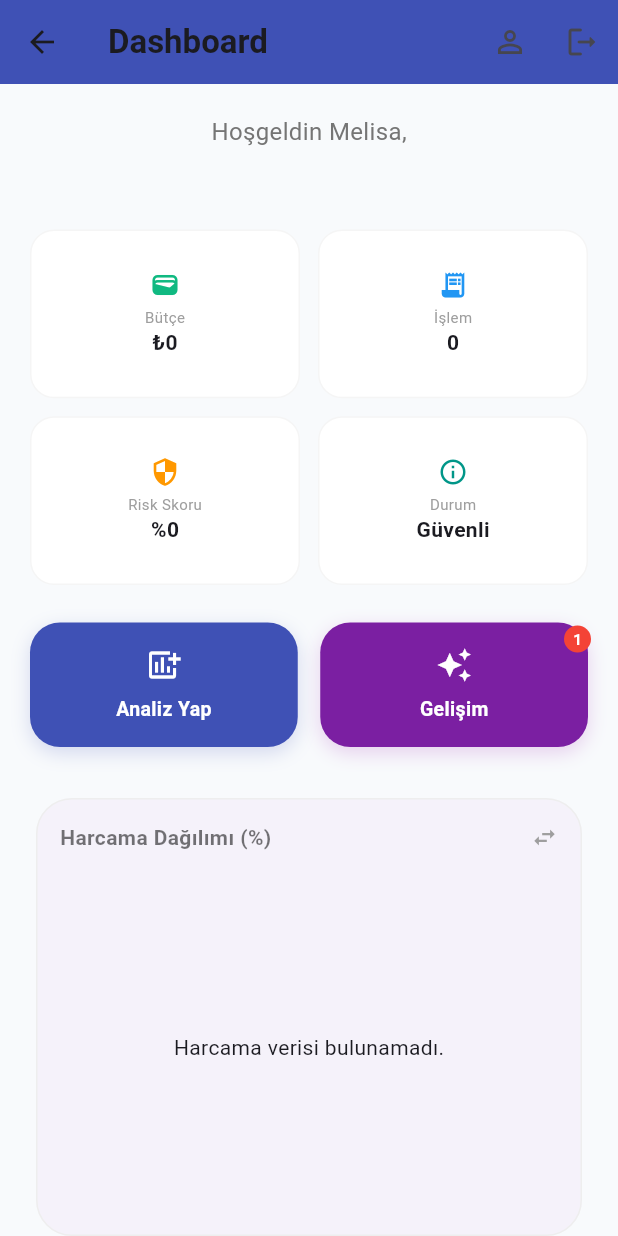
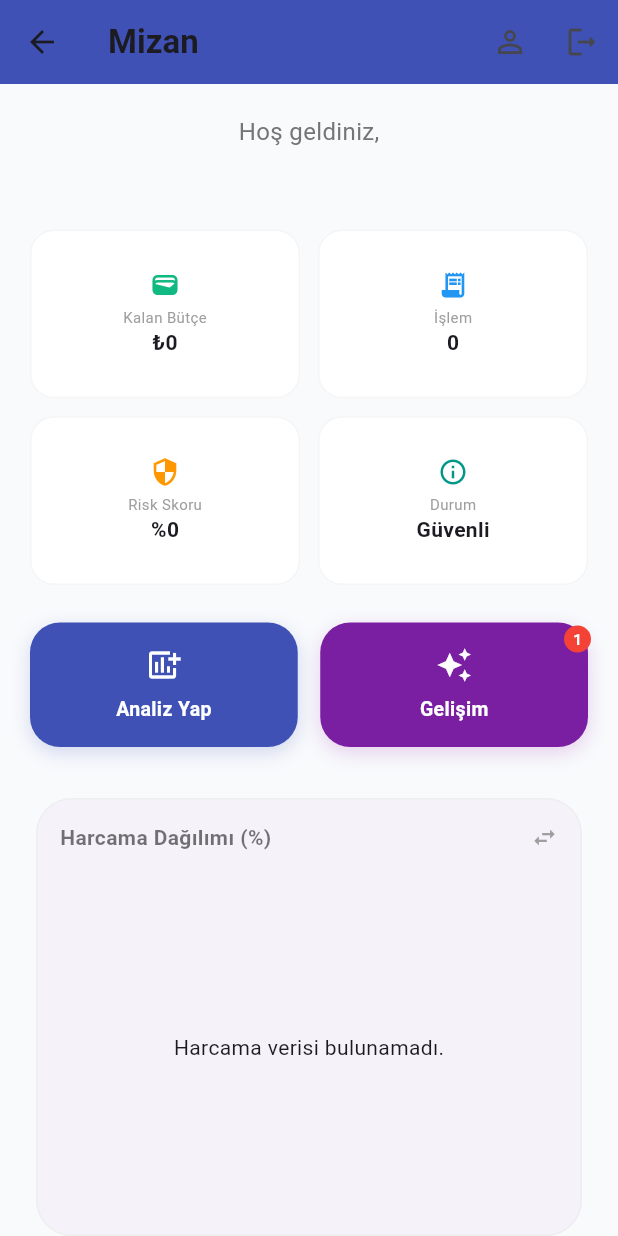
Before and after one commit to MelisaArslantas/Anomali_Projesi, a Flutter app: the DashboardScreen screen opened by its route, on a phone screen of 412 x 824 dp. Run offline on Flutter 3.47's test engine with Material 3 defaults, Android fonts, the phone set to English and light mode, and no system bars; our stand-ins replace cloud_firestore, firebase_auth, firebase_core, firebase_storage, fl_chart, image_picker; accounts and stored records are empty; network calls fail.

Commit message:
Dashboard: 'Maaş Bekleniyor' mantığı eklendi. Kullanıcı gelir girişi yapana kadar profil bütçesini, gelir girince ise reel geliri baz alan dinamik bütçe hesaplaması kurgulandı. - Portföy: Swipe-to-delete (kaydırarak silme) özelliği eklendi. Sayı formatları Türkiye standartlarına (1.234,56) uygun hale getirildi. - API Service: CollectAPI üzerinden çekilen altın ve döviz kurlarındaki sayısal ayrıştırma hataları (nokta/virgül karmaşası) akıllı parse metoduyla giderildi. - Backend: FastAPI stats endpoint'i harcama ve geliri ayrıştıracak şekilde güncellendi. Isolation Forest modelinin yüksek tutarlı gelir girişlerini 'anomali' sanmaması için kategori bazlı filtreleme eklendi."

```diff
--- a/anomali_mobil/lib/screens/dashboard_screen.dart
+++ b/anomali_mobil/lib/screens/dashboard_screen.dart
@@ -101,7 +101,7 @@ class _DashboardScreenState extends State<DashboardScreen> {
     return Scaffold(
       backgroundColor: const Color(0xFFF8FAFC),
       appBar: AppBar(
-        title: const Text("Dashboard", style: TextStyle(fontWeight: FontWeight.bold)),
+        title: const Text("Mizan", style: TextStyle(fontWeight: FontWeight.bold)),
         backgroundColor: Colors.indigo,
         elevation: 0,
         actions: [
@@ -189,12 +189,18 @@ class _DashboardScreenState extends State<DashboardScreen> {
     );
   }
 
+  // 📈 YENİLENEN DİNAMİK BÜTÇE KULLANIM GAUGE GRAFİĞİ (180°)
   Widget _buildBudgetGauge() {
     double activeBudget = _totalMonthlyIncome > 0 ? _totalMonthlyIncome : _profileBudget;
     if (activeBudget <= 0) activeBudget = 1.0;
 
     double expenseRatio = _totalExpense / activeBudget;
     if (expenseRatio > 1.0) expenseRatio = 1.0;
+
+    // Yarım daire (180 derece) görünümünü PieChart üzerinde matematiksel simüle ediyoruz
+    double expenseValue = expenseRatio * 50;
+    double remainingValue = (1.0 - expenseRatio) * 50;
+    double hiddenBottomValue = 50; // Gizli alt taban (%50 oranında alt yarım)
 
     return Stack(
       alignment: Alignment.center,
@@ -205,9 +211,27 @@ class _DashboardScreenState extends State<DashboardScreen> {
             sectionsSpace: 0,
             centerSpaceRadius: 60,
             sections: [
-              PieChartSectionData(value: _totalExpense, color: expenseRatio > 0.8 ? Colors.redAccent : Colors.indigo, radius: 20, showTitle: false),
-              PieChartSectionData(value: (activeBudget - _totalExpense).clamp(0, activeBudget), color: Colors.grey.shade200, radius: 20, showTitle: false),
-              PieChartSectionData(value: activeBudget, color: Colors.transparent, radius: 20, showTitle: false),
+              // 🔴 Harcanan Kısım
+              PieChartSectionData(
+                value: expenseValue,
+                color: expenseRatio > 0.8 ? Colors.redAccent : Colors.indigo,
+                radius: 20,
+                showTitle: false
+              ),
+              // ⚪ Kalan Limit Kısmı
+              PieChartSectionData(
+                value: remainingValue,
+                color: Colors.grey.shade200,
+                radius: 20,
+                showTitle: false
+              ),
+              // 👁️ Görünmez Alt Pasta Parçası (Gauge İllüzyonu İçin)
+              PieChartSectionData(
+                value: hiddenBottomValue,
+                color: Colors.transparent,
+                radius: 20,
+                showTitle: false
+              ),
             ],
           ),
         ),
@@ -215,22 +239,69 @@ class _DashboardScreenState extends State<DashboardScreen> {
           mainAxisSize: MainAxisSize.min,
           children: [
             Text("₺${_totalExpense.toInt()}", style: const TextStyle(fontSize: 18, fontWeight: FontWeight.bold)),
+            const SizedBox(height: 2),
             Text(
-              _totalMonthlyIncome > 0 ? "Bütçe Kullanımı" : "Beklenen Maaş Oranı",
+              "Toplam Harcama",
               style: TextStyle(fontSize: 10, color: Colors.grey.shade500)
             ),
+            Text(
+              "Kalan: ₺${(activeBudget - _totalExpense).toInt()}",
+              style: TextStyle(
+                fontSize: 11,
+                color: expenseRatio > 0.8 ? Colors.red : Colors.green,
+                fontWeight: FontWeight.bold
+              )
+            ),
             if (_totalMonthlyIncome <= 0)
-              const Text("(Maaş Bekleniyor)", style: TextStyle(fontSize: 8, color: Colors.orange, fontWeight: FontWeight.bold)),
+              const Padding(
+                padding: EdgeInsets.only(top: 2.0),
+                child: Text("(Profil Bütçesi)", style: TextStyle(fontSize: 8, color: Colors.orange, fontWeight: FontWeight.bold)),
+              ),
           ],
         )
       ],
     );
   }
 
-  Widget _buildHeader() { return Column(crossAxisAlignment: CrossAxisAlignment.start, children: [Text("Hoşgeldin Melisa,", style: TextStyle(fontSize: 16, color: Colors.grey[600])), Text(userName, style: const TextStyle(fontSize: 24, fontWeight: FontWeight.w900, color: Colors.indigo))]); }
+  Widget _buildHeader() {
+    return Column(
+      crossAxisAlignment: CrossAxisAlignment.start,
+      children: [
+        Text(
+          "Hoş geldiniz,",
+          style: TextStyle(fontSize: 16, color: Colors.grey[600])
+        ),
+        Text(
+          userName,
+          style: const TextStyle(fontSize: 24, fontWeight: FontWeight.w900, color: Colors.indigo)
+        )
+      ]
+    );
+  }
+
   Widget _buildPageIndicator() { return Row(mainAxisAlignment: MainAxisAlignment.center, children: List.generate(2, (index) => Container(margin: const EdgeInsets.symmetric(horizontal: 4), width: 8, height: 8, decoration: BoxDecoration(shape: BoxShape.circle, color: _currentChartIndex == index ? Colors.indigo : Colors.grey.shade300)))); }
   Widget _buildChartContainer(String title, Widget chart) { return Card(elevation: 0, shape: RoundedRectangleBorder(borderRadius: BorderRadius.circular(24), side: BorderSide(color: Colors.grey.shade200)), child: Padding(padding: const EdgeInsets.all(16.0), child: Column(children: [Row(mainAxisAlignment: MainAxisAlignment.spaceBetween, children: [Text(title, style: const TextStyle(fontWeight: FontWeight.bold, color: Colors.black54)), const Icon(Icons.swap_horiz, size: 18, color: Colors.grey)]), const SizedBox(height: 20), Expanded(child: chart)]))); }
-  Widget _buildSummaryGrid() { return GridView.count(shrinkWrap: true, physics: const NeverScrollableScrollPhysics(), crossAxisCount: 2, crossAxisSpacing: 12, mainAxisSpacing: 12, childAspectRatio: 1.6, children: [_buildSummaryCard("Bütçe", "₺$monthlyIncome", Icons.wallet, customEmerald), _buildSummaryCard("İşlem", transactionCount, Icons.receipt_long, Colors.blue), _buildSummaryCard("Risk Skoru", "%$averageRisk", Icons.security, Colors.orange), _buildSummaryCard("Durum", status, Icons.info_outline, Colors.teal)]); }
+  Widget _buildSummaryGrid() {
+    // 🔥 ÇÖZÜM: Değişkeni GridView listesinin içinde değil, fonksiyonun tam başında tanımlıyoruz!
+    double activeBudget = _totalMonthlyIncome > 0 ? _totalMonthlyIncome : _profileBudget;
+    double kalanNetPara = activeBudget - _totalExpense;
+
+    return GridView.count(
+      shrinkWrap: true,
+      physics: const NeverScrollableScrollPhysics(),
+      crossAxisCount: 2,
+      crossAxisSpacing: 12,
+      mainAxisSpacing: 12,
+      childAspectRatio: 1.6,
+      children: [
+        // Burası harcama yaptıkça tıkır tıkır düşen Kalan Bütçeyi yukarıya yansıtacak
+        _buildSummaryCard("Kalan Bütçe", "₺${kalanNetPara.toInt()}", Icons.wallet, customEmerald),
+        _buildSummaryCard("İşlem", transactionCount, Icons.receipt_long, Colors.blue),
+        _buildSummaryCard("Risk Skoru", "%$averageRisk", Icons.security, Colors.orange),
+        _buildSummaryCard("Durum", status, Icons.info_outline, Colors.teal)
+      ],
+    );
+  }
   Widget _buildQuickActionButton(BuildContext context, String title, IconData icon, Color color, Widget target) { return InkWell(onTap: () => Navigator.push(context, MaterialPageRoute(builder: (context) => target)).then((_) => _fetchDashboardData()), child: Container(padding: const EdgeInsets.all(16), decoration: BoxDecoration(color: color, borderRadius: BorderRadius.circular(20), boxShadow: [BoxShadow(color: color.withOpacity(0.2), blurRadius: 10, offset: const Offset(0, 4))]), child: Column(children: [Icon(icon, color: Colors.white), const SizedBox(height: 8), Text(title, style: const TextStyle(color: Colors.white, fontWeight: FontWeight.bold, fontSize: 13))]))); }
   Widget _buildJittQuickButton(BuildContext context) { return InkWell(onTap: () { setState(() => hasNotification = false); Navigator.push(context, MaterialPageRoute(builder: (context) => const JittPage())); }, child: Stack(clipBehavior: Clip.none, children: [Container(width: double.infinity, padding: const EdgeInsets.all(16), decoration: BoxDecoration(color: Colors.purple.shade700, borderRadius: BorderRadius.circular(20), boxShadow: [BoxShadow(color: Colors.purple.withOpacity(0.2), blurRadius: 10, offset: const Offset(0, 4))]), child: const Column(children: [Icon(Icons.auto_awesome, color: Colors.white), const SizedBox(height: 8), Text("Gelişim", style: TextStyle(color: Colors.white, fontWeight: FontWeight.bold, fontSize: 13))])), if (hasNotification) Positioned(right: -2, top: -2, child: Container(padding: const EdgeInsets.all(6), decoration: const BoxDecoration(color: Colors.red, shape: BoxShape.circle), child: const Text("1", style: TextStyle(color: Colors.white, fontSize: 10, fontWeight: FontWeight.bold))))])); }
   Widget _buildSummaryCard(String title, String value, IconData icon, Color color) { return Container(padding: const EdgeInsets.all(12), decoration: BoxDecoration(color: Colors.white, borderRadius: BorderRadius.circular(16), border: Border.all(color: Colors.grey.shade100)), child: Column(mainAxisAlignment: MainAxisAlignment.center, children: [Icon(icon, color: color, size: 20), const SizedBox(height: 4), Text(title, style: TextStyle(color: Colors.grey[500], fontSize: 10)), Text(value, style: const TextStyle(fontSize: 14, fontWeight: FontWeight.bold))])); }
```
Also changed, not shown: anomali_mobil/lib/screens/login_screen.dart (+26 -3 lines), 1 other file.
